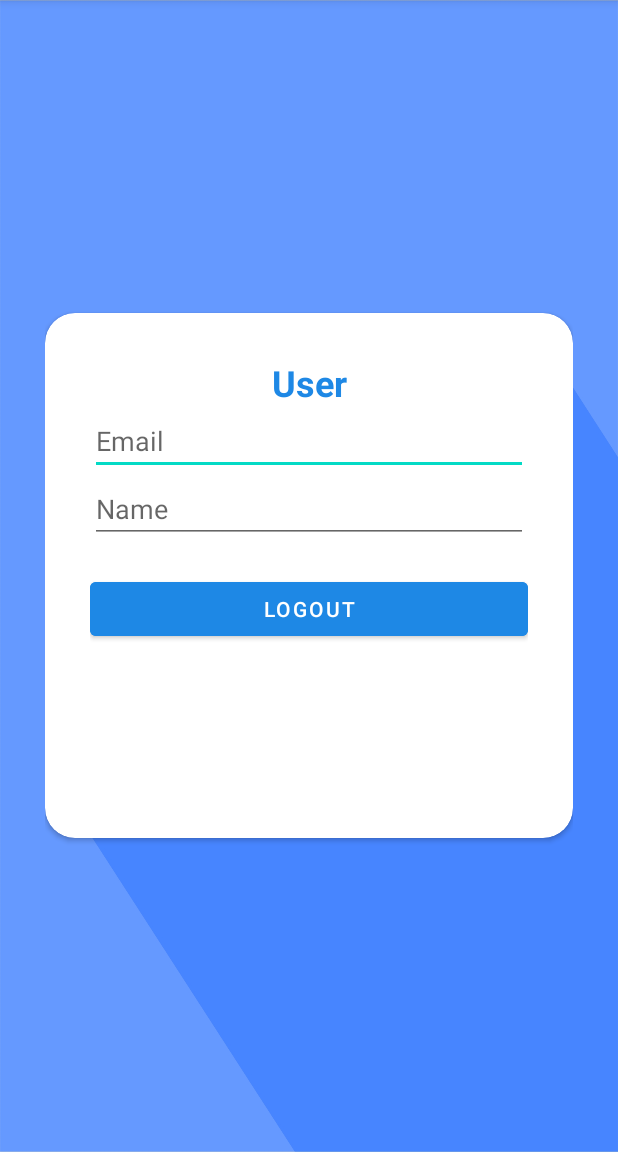
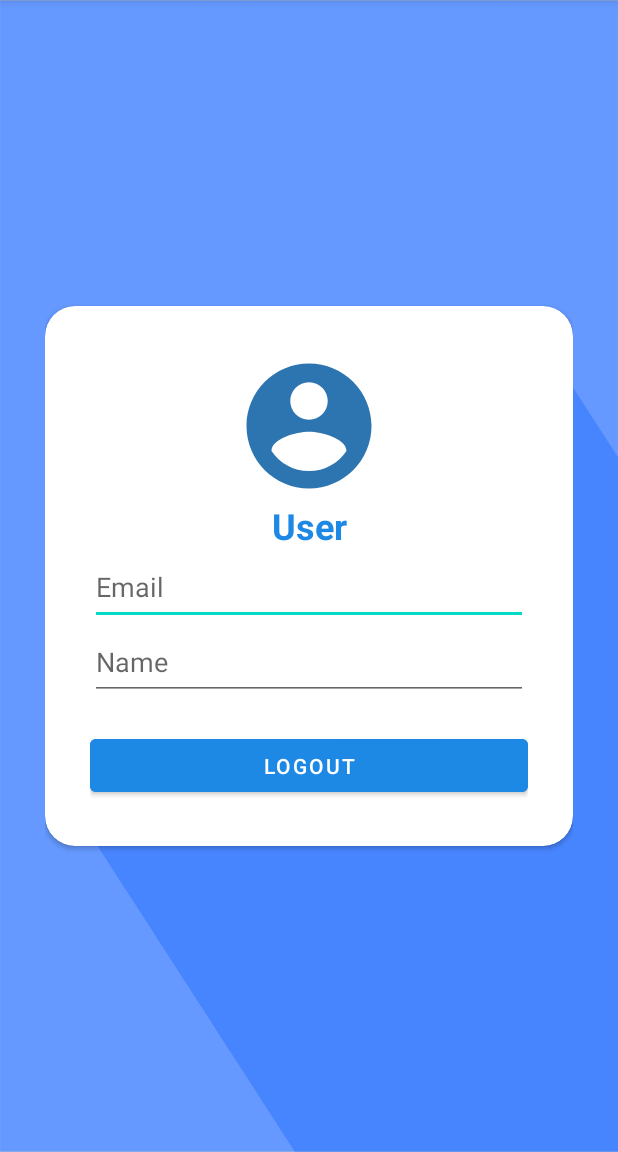
Before and after one commit to tisnahadiana/SistemInformasiAkademik, an Android app: the fragment UserFragment shown on its own in the app's theme, on a phone screen of 412 x 824 dp, the part 84-1236 px from its top. Run offline under Robolectric (Android 15) with nearby library versions, the phone set to English and light mode, and no system bars; our stand-ins replace CircleImageView, Firebase (no records; nobody signed in at launch, a user with empty details on screens opened directly).

```diff
--- a/app/build.gradle
+++ b/app/build.gradle
@@ -42,7 +42,6 @@
     implementation 'androidx.appcompat:appcompat:1.5.1'
     implementation 'com.google.android.material:material:1.7.0'
     implementation 'androidx.constraintlayout:constraintlayout:2.1.4'
-    implementation 'com.google.firebase:firebase-auth-ktx:21.1.0'
     implementation 'androidx.legacy:legacy-support-v4:1.0.0'
     testImplementation 'junit:junit:4.13.2'
     androidTestImplementation 'androidx.test.ext:junit:1.1.4'
@@ -50,4 +49,9 @@
 
     implementation platform('com.google.firebase:firebase-bom:31.0.2')
     implementation 'com.google.firebase:firebase-analytics-ktx'
+
+    implementation 'com.google.firebase:firebase-auth-ktx:21.1.0'
+
+    implementation 'de.hdodenhof:circleimageview:3.1.0'
+    implementation 'com.google.firebase:firebase-storage-ktx:20.1.0'
 }
--- /dev/null
+++ b/app/src/main/res/drawable/ic_account_circle.xml
@@ -0,0 +1,5 @@
+<vector android:height="24dp" android:tint="#2C75B1"
+    android:viewportHeight="24" android:viewportWidth="24"
+    android:width="24dp" xmlns:android="http://schemas.android.com/apk/res/android">
+    <path android:fillColor="@android:color/white" android:pathData="M12,2C6.48,2 2,6.48 2,12s4.48,10 10,10 10,-4.48 10,-10S17.52,2 12,2zM12,5c1.66,0 3,1.34 3,3s-1.34,3 -3,3 -3,-1.34 -3,-3 1.34,-3 3,-3zM12,19.2c-2.5,0 -4.71,-1.28 -6,-3.22 0.03,-1.99 4,-3.08 6,-3.08 1.99,0 5.97,1.09 6,3.08 -1.29,1.94 -3.5,3.22 -6,3.22z"/>
+</vector>
--- a/app/src/main/res/layout/activity_login.xml
+++ b/app/src/main/res/layout/activity_login.xml
@@ -35,14 +35,14 @@
             <EditText
                 android:id="@+id/edt_email_login"
                 android:layout_width="match_parent"
-                android:layout_height="wrap_content"
+                android:layout_height="50dp"
                 android:hint="Email"
                 android:inputType="textEmailAddress" />
 
             <EditText
                 android:id="@+id/edt_password_login"
                 android:layout_width="match_parent"
-                android:layout_height="wrap_content"
+                android:layout_height="50dp"
                 android:hint="Password"
                 android:inputType="textPassword" />
 
--- a/app/src/main/res/layout/activity_register.xml
+++ b/app/src/main/res/layout/activity_register.xml
@@ -35,14 +35,14 @@
             <EditText
                 android:id="@+id/edt_email_register"
                 android:layout_width="match_parent"
-                android:layout_height="wrap_content"
+                android:layout_height="50dp"
                 android:hint="Email"
                 android:inputType="textEmailAddress" />
 
             <EditText
                 android:id="@+id/edt_password_register"
                 android:layout_width="match_parent"
-                android:layout_height="wrap_content"
+                android:layout_height="50dp"
                 android:hint="Password"
                 android:inputType="textPassword" />
 
--- a/app/src/main/res/layout/fragment_user.xml
+++ b/app/src/main/res/layout/fragment_user.xml
@@ -10,7 +10,7 @@
 
     <androidx.cardview.widget.CardView
         android:layout_width="match_parent"
-        android:layout_height="350dp"
+        android:layout_height="360dp"
         android:layout_centerInParent="true"
         android:background="@color/white"
         app:cardCornerRadius="20dp">
@@ -20,6 +20,13 @@
             android:layout_height="wrap_content"
             android:orientation="vertical"
             android:padding="30dp">
+
+            <de.hdodenhof.circleimageview.CircleImageView
+                android:id="@+id/civ_user"
+                android:layout_width="100dp"
+                android:layout_height="100dp"
+                android:layout_gravity="center"
+                android:background="@drawable/ic_account_circle"/>
 
             <TextView
                 android:layout_width="match_parent"
@@ -35,14 +42,14 @@
             <EditText
                 android:id="@+id/edt_email"
                 android:layout_width="match_parent"
-                android:layout_height="wrap_content"
+                android:layout_height="50dp"
                 android:hint="Email"
                 android:inputType="textEmailAddress" />
 
             <EditText
                 android:id="@+id/edt_name"
                 android:layout_width="match_parent"
-                android:layout_height="wrap_content"
+                android:layout_height="50dp"
                 android:hint="Name"
                 android:inputType="textPassword" />
 
```
Also changed, not shown: app/src/main/java/com/droomptech/sisteminformasiakademik/fragment/UserFragment.kt (+66 -1 lines).
